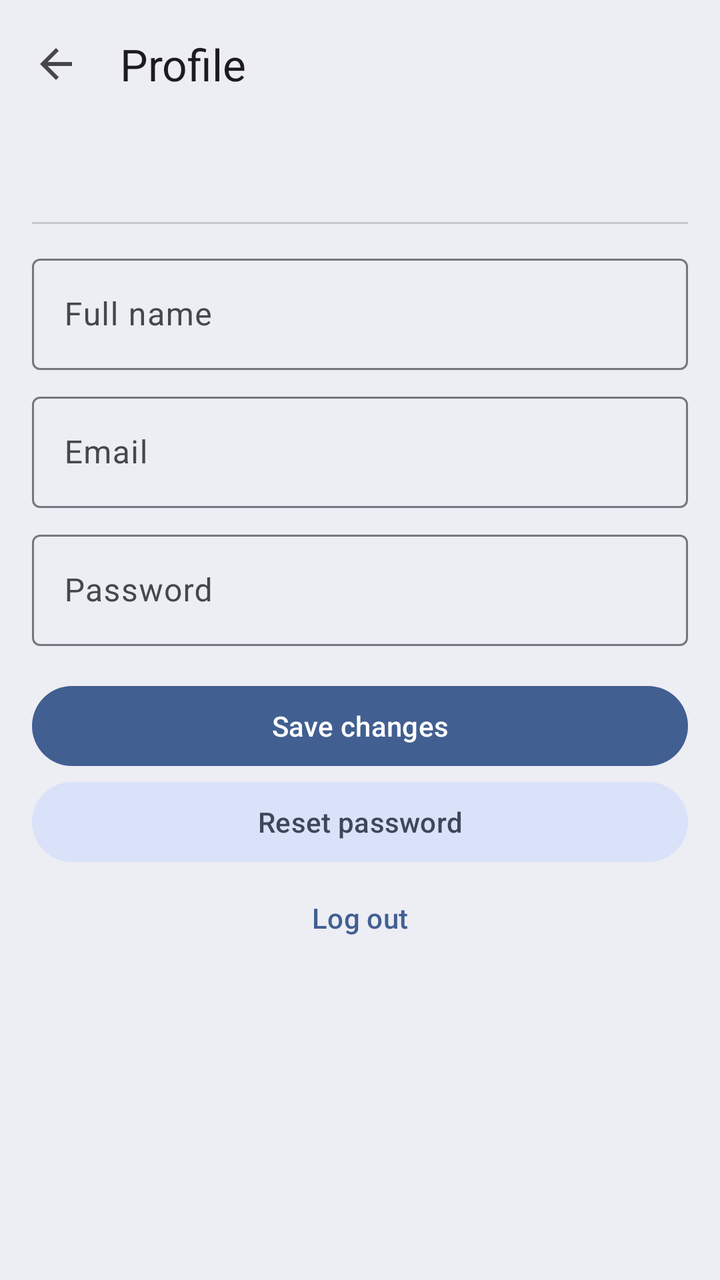
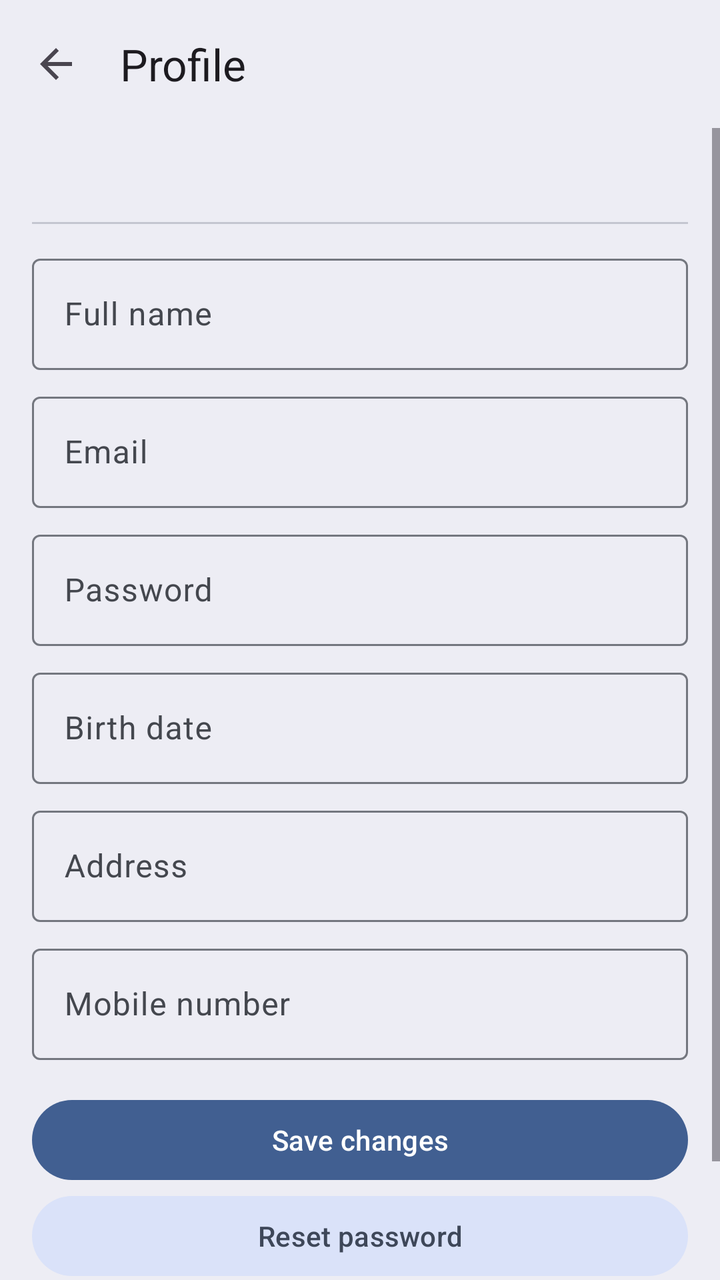

The first picture is an Android layout as it rendered before a commit; the second is the same layout after the commit. The layout source and the unified diff follow.
<!-- AndroidManifest.xml: application theme Theme.Ticketree -->
<!-- res/layout/activity_profile.xml -->
<?xml version="1.0" encoding="utf-8"?>
<LinearLayout xmlns:android="http://schemas.android.com/apk/res/android"
    xmlns:app="http://schemas.android.com/apk/res-auto"
    android:layout_width="match_parent"
    android:layout_height="match_parent"
    android:fitsSystemWindows="true"
    android:orientation="vertical">
    <com.google.android.material.appbar.MaterialToolbar
        android:id="@+id/toolbar"
        android:background="?attr/colorSurfaceContainer"
        android:layout_width="match_parent"
        android:layout_height="?attr/actionBarSize"
        app:navigationContentDescription="Back"
        app:navigationIcon="@drawable/ic_back"
        app:title="Profile" />
<ScrollView xmlns:android="http://schemas.android.com/apk/res/android"
    android:layout_width="match_parent"
    android:layout_height="0dp"
    android:layout_weight="1">

    <LinearLayout
        android:layout_width="match_parent"
        android:layout_height="wrap_content"
        android:orientation="vertical"
        android:padding="16dp">

        <com.google.android.material.textview.MaterialTextView
            android:id="@+id/tvRole"
            android:layout_width="match_parent"
            android:layout_height="wrap_content" />

        <com.google.android.material.divider.MaterialDivider
            android:layout_width="match_parent"
            android:layout_height="wrap_content"
            android:layout_marginVertical="12dp" />

        <com.google.android.material.textfield.TextInputLayout
        android:id="@+id/tilName"
            style="@style/Widget.Material3.TextInputLayout.OutlinedBox"
            android:layout_width="match_parent"
            android:layout_height="wrap_content"
            android:hint="Full name">

            <com.google.android.material.textfield.TextInputEditText
                android:id="@+id/etName"
                android:layout_width="match_parent"
                android:layout_height="wrap_content"
                android:inputType="textPersonName" />
        </com.google.android.material.textfield.TextInputLayout>

        <com.google.android.material.textfield.TextInputLayout
        android:id="@+id/tilEmail"
            style="@style/Widget.Material3.TextInputLayout.OutlinedBox"
            android:layout_width="match_parent"
            android:layout_height="wrap_content"
            android:layout_marginTop="8dp"
            android:hint="Email">

            <com.google.android.material.textfield.TextInputEditText
                android:id="@+id/etEmail"
                android:layout_width="match_parent"
                android:layout_height="wrap_content"
                android:inputType="textEmailAddress" />
        </com.google.android.material.textfield.TextInputLayout>

        <com.google.android.material.textfield.TextInputLayout
        android:id="@+id/tilPassword"
            style="@style/Widget.Material3.TextInputLayout.OutlinedBox"
            android:layout_width="match_parent"
            android:layout_height="wrap_content"
            android:layout_marginTop="8dp"
            android:hint="Password">

            <com.google.android.material.textfield.TextInputEditText
                android:id="@+id/etPassword"
                android:layout_width="match_parent"
                android:layout_height="wrap_content"
                android:inputType="textPassword" />
        </com.google.android.material.textfield.TextInputLayout>

        <LinearLayout
            android:id="@+id/organizerFields"
            android:layout_width="match_parent"
            android:layout_height="wrap_content"
            android:orientation="vertical"
            android:visibility="gone">

            <com.google.android.material.textfield.TextInputLayout
                android:id="@+id/tilPhone"
                style="@style/Widget.Material3.TextInputLayout.OutlinedBox"
                android:layout_width="match_parent"
                android:layout_height="wrap_content"
                android:layout_marginTop="8dp"
                android:hint="Contact number">

                <com.google.android.material.textfield.TextInputEditText
                    android:id="@+id/etPhone"
                    android:layout_width="match_parent"
                    android:layout_height="wrap_content"
                    android:inputType="phone" />
            </com.google.android.material.textfield.TextInputLayout>

            <com.google.android.material.textfield.TextInputLayout
                android:id="@+id/tilAbout"
                style="@style/Widget.Material3.TextInputLayout.OutlinedBox"
                android:layout_width="match_parent"
                android:layout_height="wrap_content"
                android:layout_marginTop="8dp"
                android:hint="About the organization">

                <com.google.android.material.textfield.TextInputEditText
                    android:id="@+id/etAbout"
                    android:layout_width="match_parent"
                    android:layout_height="wrap_content"
                    android:inputType="textMultiLine"
                    android:minLines="2" />
            </com.google.android.material.textfield.TextInputLayout>
        </LinearLayout>

        <com.google.android.material.button.MaterialButton
            android:id="@+id/btnSave"
            android:layout_width="match_parent"
            android:layout_height="wrap_content"
            android:layout_marginTop="16dp"
            android:text="Save changes" />

        <com.google.android.material.button.MaterialButton
            android:id="@+id/btnReset"
            style="@style/Widget.Material3.Button.TonalButton"
            android:layout_width="match_parent"
            android:layout_height="wrap_content"
            android:text="Reset password" />

        <com.google.android.material.button.MaterialButton
            android:id="@+id/btnLogout"
            style="@style/Widget.Material3.Button.TextButton"
            android:layout_width="match_parent"
            android:layout_height="wrap_content"
            android:text="Log out" />
    </LinearLayout>
</ScrollView>
</LinearLayout>
<!-- resources referenced by this layout -->
<resources>
  <!-- drawable ic_back (drawable) -->
  <vector xmlns:android="http://schemas.android.com/apk/res/android"
      android:width="24dp"
      android:height="24dp"
      android:tint="?attr/colorControlNormal"
      android:viewportWidth="24"
      android:viewportHeight="24">
      <path
          android:fillColor="@android:color/white"
          android:pathData="M20,11H7.83l5.59,-5.59L12,4l-8,8 8,8 1.41,-1.41L7.83,13H20v-2z" />
  </vector>
  <style name="Theme.Ticketree" parent="AppTheme">
          <item name="android:windowSoftInputMode">adjustResize</item>
          <item name="android:windowAnimationStyle">@style/Animation.Ticketree</item>
          <item name="android:windowBackground">?attr/colorSurfaceContainer</item>
      </style>
  <style name="Animation.Ticketree" parent="@android:style/Animation.Activity">
          <item name="android:activityOpenEnterAnimation">@anim/screen_open_enter</item>
          <item name="android:activityOpenExitAnimation">@anim/screen_open_exit</item>
          <item name="android:activityCloseEnterAnimation">@anim/screen_close_enter</item>
          <item name="android:activityCloseExitAnimation">@anim/screen_close_exit</item>
      </style>
  <color name="md_theme_primary">#415F91</color>
  <color name="md_theme_onPrimary">#FFFFFF</color>
  <color name="md_theme_primaryContainer">#D6E3FF</color>
  <color name="md_theme_onPrimaryContainer">#284777</color>
  <color name="md_theme_secondary">#565F71</color>
  <color name="md_theme_onSecondary">#FFFFFF</color>
  <color name="md_theme_secondaryContainer">#DAE2F9</color>
  <color name="md_theme_onSecondaryContainer">#3E4759</color>
  <color name="md_theme_tertiary">#705575</color>
  <color name="md_theme_onTertiary">#FFFFFF</color>
  <color name="md_theme_tertiaryContainer">#FAD8FD</color>
  <color name="md_theme_onTertiaryContainer">#573E5C</color>
  <color name="md_theme_error">#BA1A1A</color>
  <color name="md_theme_onError">#FFFFFF</color>
  <color name="md_theme_errorContainer">#FFDAD6</color>
  <color name="md_theme_onErrorContainer">#93000A</color>
  <color name="md_theme_background">#F9F9FF</color>
  <color name="md_theme_onBackground">#191C20</color>
  <color name="md_theme_surface">#F9F9FF</color>
  <color name="md_theme_onSurface">#191C20</color>
  <color name="md_theme_surfaceVariant">#E0E2EC</color>
  <color name="md_theme_onSurfaceVariant">#44474E</color>
  <color name="md_theme_outline">#74777F</color>
  <color name="md_theme_outlineVariant">#C4C6D0</color>
  <color name="md_theme_inverseSurface">#2E3036</color>
  <color name="md_theme_inverseOnSurface">#F0F0F7</color>
  <color name="md_theme_inversePrimary">#AAC7FF</color>
  <color name="md_theme_primaryFixed">#D6E3FF</color>
  <color name="md_theme_onPrimaryFixed">#001B3E</color>
  <color name="md_theme_primaryFixedDim">#AAC7FF</color>
  <color name="md_theme_onPrimaryFixedVariant">#284777</color>
  <color name="md_theme_secondaryFixed">#DAE2F9</color>
  <color name="md_theme_onSecondaryFixed">#131C2B</color>
  <color name="md_theme_secondaryFixedDim">#BEC6DC</color>
  <color name="md_theme_onSecondaryFixedVariant">#3E4759</color>
  <color name="md_theme_tertiaryFixed">#FAD8FD</color>
  <color name="md_theme_onTertiaryFixed">#28132E</color>
  <color name="md_theme_tertiaryFixedDim">#DDBCE0</color>
  <color name="md_theme_onTertiaryFixedVariant">#573E5C</color>
  <color name="md_theme_surfaceDim">#D9D9E0</color>
  <color name="md_theme_surfaceBright">#F9F9FF</color>
  <color name="md_theme_surfaceContainerLowest">#FFFFFF</color>
  <color name="md_theme_surfaceContainerLow">#F3F3FA</color>
  <color name="md_theme_surfaceContainer">#EDEDF4</color>
  <color name="md_theme_surfaceContainerHigh">#E7E8EE</color>
  <color name="md_theme_surfaceContainerHighest">#E2E2E9</color>
  <!-- unchanged entries left out for length: 1 -->
</resources>

<!-- the commit's change to res/layout/activity_profile.xml (unified diff, before → after) -->
@@ -78,27 +78,59 @@
                 android:inputType="textPassword" />
         </com.google.android.material.textfield.TextInputLayout>
 
+        <com.google.android.material.textfield.TextInputLayout
+            android:id="@+id/tilBirthdate"
+            style="@style/Widget.Material3.TextInputLayout.OutlinedBox"
+            android:layout_width="match_parent"
+            android:layout_height="wrap_content"
+            android:layout_marginTop="8dp"
+            android:hint="Birth date">
+
+            <com.google.android.material.textfield.TextInputEditText
+                android:id="@+id/etBirthdate"
+                android:layout_width="match_parent"
+                android:layout_height="wrap_content"
+                android:focusable="false"
+            android:inputType="none" />
+        </com.google.android.material.textfield.TextInputLayout>
+
+        <com.google.android.material.textfield.TextInputLayout
+            android:id="@+id/tilAddress"
+            style="@style/Widget.Material3.TextInputLayout.OutlinedBox"
+            android:layout_width="match_parent"
+            android:layout_height="wrap_content"
+            android:layout_marginTop="8dp"
+            android:hint="Address">
+
+            <com.google.android.material.textfield.TextInputEditText
+                android:id="@+id/etAddress"
+                android:layout_width="match_parent"
+                android:layout_height="wrap_content"
+                android:inputType="textPostalAddress" />
+        </com.google.android.material.textfield.TextInputLayout>
+
+        <com.google.android.material.textfield.TextInputLayout
+            android:id="@+id/tilPhone"
+            style="@style/Widget.Material3.TextInputLayout.OutlinedBox"
+            android:layout_width="match_parent"
+            android:layout_height="wrap_content"
+            android:layout_marginTop="8dp"
+            android:hint="Mobile number">
+
+            <com.google.android.material.textfield.TextInputEditText
+                android:id="@+id/etPhone"
+                android:layout_width="match_parent"
+                android:layout_height="wrap_content"
+                android:inputType="phone"
+                android:maxLength="13" />
+        </com.google.android.material.textfield.TextInputLayout>
+
         <LinearLayout
             android:id="@+id/organizerFields"
             android:layout_width="match_parent"
             android:layout_height="wrap_content"
             android:orientation="vertical"
             android:visibility="gone">
-
-            <com.google.android.material.textfield.TextInputLayout
-                android:id="@+id/tilPhone"
-                style="@style/Widget.Material3.TextInputLayout.OutlinedBox"
-                android:layout_width="match_parent"
-                android:layout_height="wrap_content"
-                android:layout_marginTop="8dp"
-                android:hint="Contact number">
-
-                <com.google.android.material.textfield.TextInputEditText
-                    android:id="@+id/etPhone"
-                    android:layout_width="match_parent"
-                    android:layout_height="wrap_content"
-                    android:inputType="phone" />
-            </com.google.android.material.textfield.TextInputLayout>
 
             <com.google.android.material.textfield.TextInputLayout
                 android:id="@+id/tilAbout"
